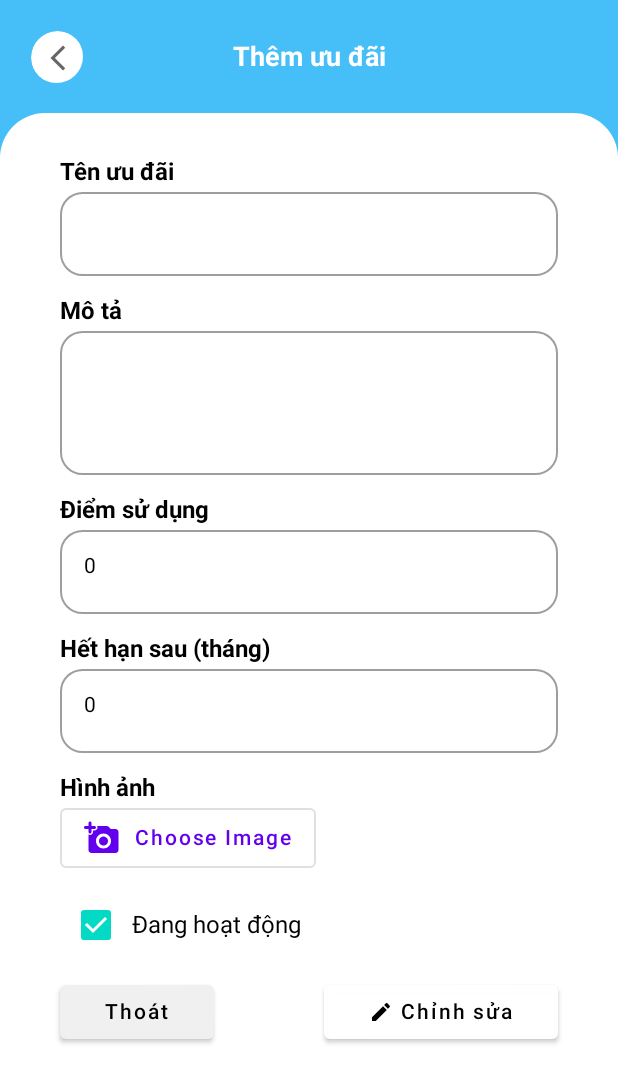
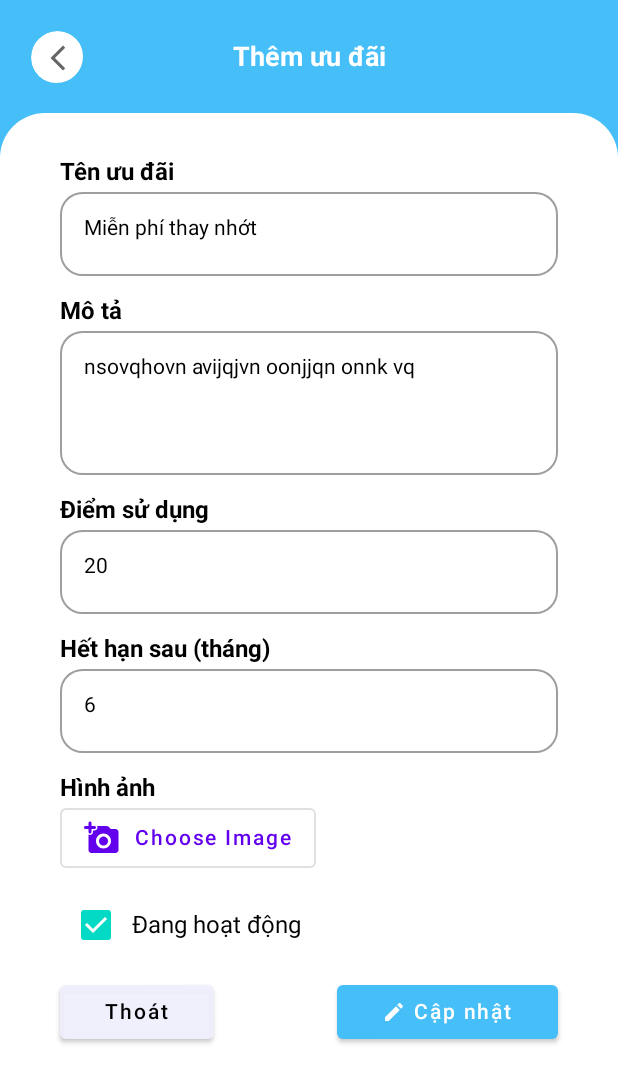
Before and after one commit to teamdptl/LoyaltyRewardApp, an Android app built with Jetpack Compose: the @Preview function CURCouponPreview, on a phone screen of 412 x 824 dp. Shown: the top 1083 px of the screen. Run offline under Robolectric (Android 15) with nearby library versions, the phone set to English and light mode, and no system bars; pictures from the network do not load.

Commit message:
add CURCoupon Screen

```diff
--- /dev/null
+++ b/app/src/main/java/com/example/loyaltyrewardapp/data/model/Coupon.kt
@@ -0,0 +1,12 @@
+package com.example.loyaltyrewardapp.data.model
+
+import java.io.Serializable
+
+data class Coupon (
+    val _id: String,
+    val couponName: String,
+    val description: String,
+    val point: Int,
+    val timeExpire: Int,
+    val imageUri: String
+)
--- /dev/null
+++ b/app/src/main/java/com/example/loyaltyrewardapp/data/viewmodel/AdminCURCouponViewModel.kt
@@ -0,0 +1,54 @@
+package com.example.loyaltyrewardapp.data.viewmodel
+
+import androidx.compose.runtime.mutableIntStateOf
+import androidx.compose.runtime.mutableStateOf
+import androidx.lifecycle.ViewModel
+import com.example.loyaltyrewardapp.data.model.Coupon
+
+class AdminCURCouponViewModel : ViewModel() {
+    private val _screenState = mutableStateOf<String>("R")
+    val screenState get() = _screenState
+
+    private val _coupon = mutableStateOf<Coupon?>(null)
+    val coupon get() = _coupon
+
+    init {
+        getDetailCoupon("C")
+    }
+
+    fun getDetailCoupon(typeAction: String){
+        _screenState.value = typeAction
+        //Lấy dữ liệu từ api
+        //Tạm thời tạo data giả
+        _coupon.value = Coupon("haha", "Miễn phí thay nhớt", "nsovqhovn avijqjvn oonjjqn onnk vq", 20, 6, "")
+    }
+
+    fun updateCoupon(coupon: Coupon) {
+        _coupon.value = coupon
+    }
+
+    fun updateCouponName(name: String) {
+        _coupon.value = _coupon.value?.copy(couponName = name)
+    }
+
+    fun updateDescription(description: String) {
+        _coupon.value = _coupon.value?.copy(description = description)
+    }
+
+    fun updatePoint(point: Int) {
+        _coupon.value = _coupon.value?.copy(point = point)
+    }
+
+    fun updateTimeExpire(timeExpire: Int) {
+        _coupon.value = _coupon.value?.copy(timeExpire = timeExpire)
+    }
+
+    fun updateImageUri(uri: String) {
+        _coupon.value = _coupon.value?.copy(imageUri = uri)
+    }
+
+    fun updateScreenState(state: String) {
+        _screenState.value = state
+    }
+
+}
--- a/app/src/main/java/com/example/loyaltyrewardapp/screens/MainScreen.kt
+++ b/app/src/main/java/com/example/loyaltyrewardapp/screens/MainScreen.kt
@@ -8,11 +8,14 @@ import androidx.compose.foundation.layout.fillMaxSize
 import androidx.compose.material3.MaterialTheme
 import androidx.compose.material3.Surface
 import androidx.compose.ui.Modifier
+import androidx.lifecycle.viewmodel.compose.viewModel
 import coil.imageLoader
+import com.example.loyaltyrewardapp.data.viewmodel.AdminCURCouponViewModel
 import com.example.loyaltyrewardapp.navigation.AppNavigation
 import com.example.loyaltyrewardapp.ui.OTPPreview
 import com.example.loyaltyrewardapp.navigation.GuestNavigation
 import com.example.loyaltyrewardapp.screens.manager.CURCouponScreen
+import com.example.loyaltyrewardapp.screens.manager.CURShopScreen
 import com.example.loyaltyrewardapp.ui.LoginScreen
 import com.example.loyaltyrewardapp.ui.theme.LoyaltyRewardAppTheme
 import com.google.firebase.auth.FirebaseAuth
@@ -59,7 +62,8 @@ class MainScreen : AppCompatActivity() {
         setContent {
             MaterialTheme {
 //                GuestNavigation(isLogin)
-                LoginScreen()
+//                LoginScreen()
+                CURCouponScreen()
             }
         }
 
--- a/app/src/main/java/com/example/loyaltyrewardapp/screens/manager/CURCouponScreen.kt
+++ b/app/src/main/java/com/example/loyaltyrewardapp/screens/manager/CURCouponScreen.kt
@@ -29,6 +29,8 @@ import androidx.compose.material.icons.filled.Check
 import androidx.compose.material.icons.filled.Edit
 import androidx.compose.material.icons.filled.Save
 import androidx.compose.runtime.Composable
+import androidx.compose.runtime.CompositionLocalProvider
+import androidx.compose.runtime.compositionLocalOf
 import androidx.compose.runtime.getValue
 import androidx.compose.runtime.mutableStateOf
 import androidx.compose.runtime.remember
@@ -42,45 +44,69 @@ import androidx.compose.ui.text.style.TextAlign
 import androidx.compose.ui.tooling.preview.Preview
 import androidx.compose.ui.unit.dp
 import androidx.compose.ui.unit.sp
+import androidx.lifecycle.viewmodel.compose.viewModel
 import com.example.loyaltyrewardapp.components.ImagePicker
 import com.example.loyaltyrewardapp.components.MainBackgroundScreen
+import com.example.loyaltyrewardapp.data.viewmodel.AdminCURCouponViewModel
 
 class DetailCouponActivity : ComponentActivity() {
     override fun onCreate(savedInstanceState: Bundle?) {
         super.onCreate(savedInstanceState)
         setContent{
+            ProvideViewModel(viewModel = AdminCURCouponViewModel()) {
                 Surface(
                     modifier = Modifier.fillMaxSize(),
                     color = MaterialTheme.colors.background
                 ) {
-                CURCouponScreen("", "", 0, 0, "", "R")
+                    val couponViewModel: AdminCURCouponViewModel = viewModel()
+                    CURCouponScreen(couponViewModel)
+                }
             }
         }
     }
 }
 
 @Composable
-fun CURCouponScreen(
-    couponName: String,
-    description: String,
-    point: Int,
-    timeExpire: Int,
-    imageUri: String,
-    screenState: String
-){
+fun ProvideViewModel(viewModel: AdminCURCouponViewModel, content: @Composable () -> Unit) {
+    val localViewModel = compositionLocalOf<AdminCURCouponViewModel> { error("No ViewModel found!") }
+    CompositionLocalProvider(localViewModel provides viewModel) {
+        content()
+    }
+}
+
+@Composable
+fun CURCouponScreen(couponViewModel : AdminCURCouponViewModel = viewModel()){
+    val coupon by couponViewModel.coupon
+    val screenState by couponViewModel.screenState
     MainBackgroundScreen(title = "Thêm ưu đãi") {
         Column(
             Modifier
                 .padding(40.dp, 30.dp)
                 .background(Color.White)
         ) {
-            LabelTextField(label = "Tên ưu đãi", fieldValue = couponName, numOfRow = 1, screenState = screenState)
+            coupon?.let { co ->
+                LabelTextField(label = "Tên ưu đãi",
+                    fieldValue = co.couponName,
+                    numOfRow = 1, {couponViewModel.updateCouponName(it)},
+                    screenState = screenState)
                 Spacer(modifier = Modifier.size(10.dp))
-            LabelTextField(label = "Mô tả", fieldValue = description, numOfRow = 4, screenState = screenState)
+
+                LabelTextField(label = "Mô tả",
+                    fieldValue = co.description,
+                    numOfRow = 4, {couponViewModel.updateDescription(it)},
+                    screenState = screenState)
                 Spacer(modifier = Modifier.size(10.dp))
-            LabelTextField(label = "Điểm sử dụng", fieldValue = point.toString(), screenState = screenState)
+
+                LabelTextField(label = "Điểm sử dụng",
+                    fieldValue = co.point.toString(),
+                    onValueChange = {couponViewModel.updatePoint(it.toInt())},
+                    screenState = screenState)
                 Spacer(modifier = Modifier.size(10.dp))
-            LabelTextField(label = "Hết hạn sau (tháng)", fieldValue = timeExpire.toString(), screenState = screenState)
+
+                LabelTextField(label = "Hết hạn sau (tháng)",
+                    fieldValue = co.timeExpire.toString(),
+                    onValueChange = {couponViewModel.updateTimeExpire(it.toInt())},
+                    screenState = screenState)
                 Spacer(modifier = Modifier.size(10.dp))
                 Column {
                     Text(
@@ -92,7 +118,7 @@ fun CURCouponScreen(
                         fontSize = 16.sp
                     )
 
-                ImagePicker(text = "Choose Image", imageUri)
+                    ImagePicker(text = "Choose Image", co.imageUri)
                 }
 
                 Spacer(modifier = Modifier.size(10.dp))
@@ -112,13 +138,18 @@ fun CURCouponScreen(
                 }
 
                 Spacer(modifier = Modifier.size(10.dp))
-            GroupButtonAction(screenState = "R")
+                GroupButtonAction(screenState = "R",
+                    "Thêm khuyến mãi",
+                    "Lưu thay đổi",
+                    "Cập nhật")
+            }
+
         }
     }
 }
 
 @Composable
-fun GroupButtonAction(screenState: String){
+fun GroupButtonAction(screenState: String, textCreate: String, textUpdate: String, textView: String){
     Row(modifier = Modifier.fillMaxSize(),
         horizontalArrangement = Arrangement.Absolute.SpaceBetween) {
         if (screenState == "R") {
@@ -126,28 +157,27 @@ fun GroupButtonAction(screenState: String){
                 onClick = { /*TODO*/ },
                 contentPadding = PaddingValues(30.dp, 10.dp),
                 colors = ButtonDefaults.buttonColors(
-                    backgroundColor = Color(240, 240, 240),
-                    disabledBackgroundColor = Color(240f, 240f, 240f, 0.4f)
+                    backgroundColor = Color(0xf0f0f0fc)
                 )
             ) {
                 Text(text = "Thoát")
             }
-//            Spacer(modifier = Modifier.size(10.dp))
             Button(
                 onClick = { /*TODO*/ },
                 contentPadding = PaddingValues(30.dp, 10.dp),
                 colors = ButtonDefaults.buttonColors(
-                    backgroundColor = Color(64f, 169f, 220f, 0.99f),
-                    disabledBackgroundColor = Color(64f, 169f, 220f, 0.4f)
+                    backgroundColor = Color(0xFF46BEF8)
                 )
             ) {
                 Icon(
                     Icons.Filled.Edit,
                     contentDescription = null,
-                    modifier = Modifier.size(16.dp)
+                    modifier = Modifier.size(16.dp),
+                    tint = Color.White
                 )
                 Spacer(modifier = Modifier.size(5.dp))
-                Text(text = "Chỉnh sửa")
+                Text(text = textView,
+                    color = Color.White)
             }
         } else {
             if (screenState == "C") {
@@ -155,8 +185,7 @@ fun GroupButtonAction(screenState: String){
                     onClick = { /*TODO*/ },
                     contentPadding = PaddingValues(30.dp, 10.dp),
                     colors = ButtonDefaults.buttonColors(
-                        backgroundColor = Color(240, 240, 240),
-                        disabledBackgroundColor = Color(240f, 240f, 240f, 0.4f)
+                        backgroundColor = Color(0xf0f0f0fc)
                     )
                 ) {
                     Text(text = "Hủy")
@@ -166,16 +195,17 @@ fun GroupButtonAction(screenState: String){
                     onClick = { /*TODO*/ },
                     contentPadding = PaddingValues(30.dp, 10.dp),
                     colors = ButtonDefaults.buttonColors(
-                        backgroundColor = Color(64f, 169f, 220f, 0.99f),
-                        disabledBackgroundColor = Color(64f, 169f, 220f, 0.4f)
+                        backgroundColor = Color(0xFF46BEF8)
                     )
                 ) {
                     Icon(
                         Icons.Filled.Check,
                         contentDescription = null,
-                        modifier = Modifier.size(20.dp)
+                        modifier = Modifier.size(20.dp),
+                        tint = Color.White
                     )
-                    Text(text = "Tạo khuyến mãi")
+                    Text(text = textCreate,
+                        color = Color.White)
                 }
 
             } else {
@@ -184,8 +214,7 @@ fun GroupButtonAction(screenState: String){
                     onClick = { /*TODO*/ },
                     contentPadding = PaddingValues(30.dp, 10.dp),
                     colors = ButtonDefaults.buttonColors(
-                        backgroundColor = Color(240, 240, 240),
-                        disabledBackgroundColor = Color(240f, 240f, 240f, 0.4f)
+                        backgroundColor = Color(0xf0f0f0fc)
                     )
                 ) {
                     Text(text = "Hủy")
@@ -195,16 +224,17 @@ fun GroupButtonAction(screenState: String){
                     onClick = { /*TODO*/ },
                     contentPadding = PaddingValues(30.dp, 10.dp),
                     colors = ButtonDefaults.buttonColors(
-                        backgroundColor = Color(64f, 169f, 220f, 0.99f),
-                        disabledBackgroundColor = Color(64f, 169f, 220f, 0.4f)
+                        backgroundColor = Color(0xFF46BEF8)
                     )
                 ) {
                     Icon(
                         Icons.Filled.Save,
                         contentDescription = null,
-                        modifier = Modifier.size(20.dp)
+                        modifier = Modifier.size(20.dp),
+                        tint = Color.White
                     )
-                    Text(text = "Lưu")
+                    Text(text = textUpdate,
+                        color = Color.White)
                 }
 
             }
@@ -213,8 +243,7 @@ fun GroupButtonAction(screenState: String){
 }
 
 @Composable
-fun LabelTextField(label: String, fieldValue: String, numOfRow : Int = 1, screenState: String){
-    var text by remember { mutableStateOf(fieldValue) }
+fun LabelTextField(label: String, fieldValue: String, numOfRow : Int = 1, onValueChange : (String) -> Unit, screenState: String){
     Column {
         Text(
             text = label,
@@ -225,8 +254,8 @@ fun LabelTextField(label: String, fieldValue: String, numOfRow : Int = 1, screen
             fontSize = 16.sp
         )
         OutlinedTextField(
-            value = text,
-            onValueChange = {text = it},
+            value = fieldValue,
+            onValueChange = onValueChange,
             minLines = numOfRow,
             maxLines = numOfRow,
             modifier = Modifier
@@ -237,13 +266,15 @@ fun LabelTextField(label: String, fieldValue: String, numOfRow : Int = 1, screen
                 color = Color.Black,
             ),
             shape = RoundedCornerShape(15.dp),
-            readOnly = screenState == "R"
+            readOnly = screenState == "R",
+            enabled =  screenState != "R"
         )
     }
 }
 
-@Preview
+@Preview(showBackground = true)
 @Composable
 fun CURCouponPreview(){
-    CURCouponScreen("", "", 0, 0, "", "R")
+    val couponViewModel = remember {AdminCURCouponViewModel()}
+    CURCouponScreen(couponViewModel)
 }
```
Also changed, not shown: app/src/main/java/com/example/loyaltyrewardapp/components/ImagePicker.kt (+12 -13 lines), app/src/main/java/com/example/loyaltyrewardapp/screens/manager/CURShopScreen.kt (added, +174 -0 lines), app/src/main/java/com/example/loyaltyrewardapp/screens/manager/ScanQRScreen.kt (+22 -14 lines). Lines whose indentation alone changed are shown as unchanged.
